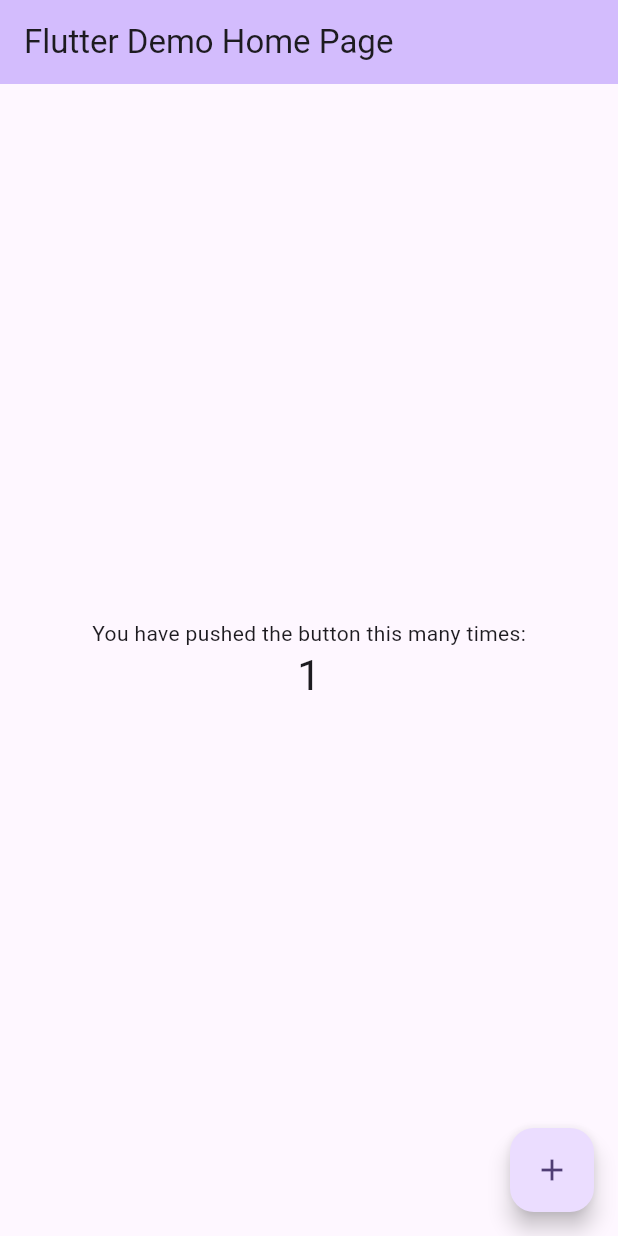
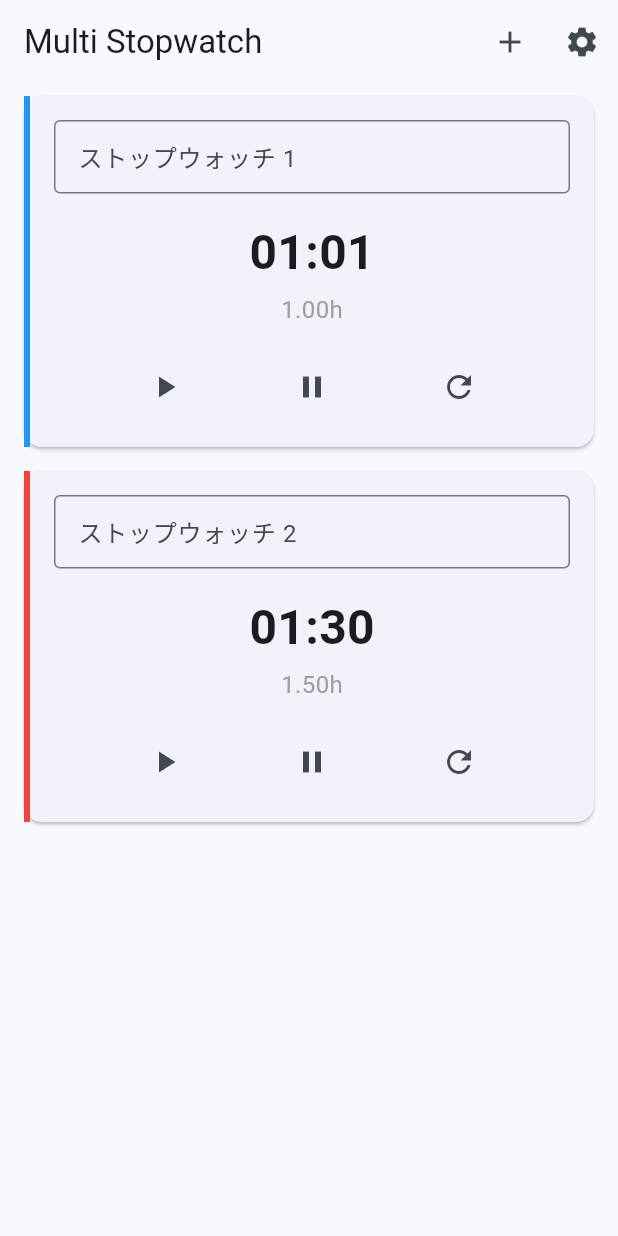
Before and after one commit to takuya040321/multi_stopwatch, a Flutter app: the screen it shows after launch, after a tap on the "add" icon, on a phone screen of 412 x 824 dp. Run offline on Flutter 3.47's test engine with Material 3 defaults, Android fonts, the phone set to English and light mode, and no system bars; our stand-ins replace flutter_riverpod, hive, hive_flutter, shared_preferences; accounts and stored records are empty.

Commit message:
feat: Phase 2基本的なUI実装
- HomeScreenの実装（AppBar、ストップウォッチリスト）
- StopwatchCardウィジェットの実装
- TimeDisplayウィジェットの実装（HH:MM形式、0.25単位表記）
- エージェントカラーシステムの追加（10色）
- main.dartのRiverpod対応
- ダミーデータで2個のストップウォッチを表示

```diff
--- a/lib/main.dart
+++ b/lib/main.dart
@@ -1,122 +1,32 @@
-import 'package:flutter/material.dart';
+/// Multi Stopwatch アプリケーションのエントリーポイント
+library;
+
+import "package:flutter/material.dart";
+import "package:flutter_riverpod/flutter_riverpod.dart";
+import "views/home_screen.dart";
 
 void main() {
-  runApp(const MyApp());
+  runApp(
+    // Riverpodを使用するためProviderScopeでラップ
+    const ProviderScope(
+      child: MyApp(),
+    ),
+  );
 }
 
+/// アプリケーションのルートウィジェット
 class MyApp extends StatelessWidget {
   const MyApp({super.key});
 
-  // This widget is the root of your application.
   @override
   Widget build(BuildContext context) {
     return MaterialApp(
-      title: 'Flutter Demo',
+      title: "Multi Stopwatch",
       theme: ThemeData(
-        // This is the theme of your application.
-        //
-        // TRY THIS: Try running your application with "flutter run". You'll see
-        // the application has a purple toolbar. Then, without quitting the app,
-        // try changing the seedColor in the colorScheme below to Colors.green
-        // and then invoke "hot reload" (save your changes or press the "hot
-        // reload" button in a Flutter-supported IDE, or press "r" if you used
-        // the command line to start the app).
-        //
-        // Notice that the counter didn't reset back to zero; the application
-        // state is not lost during the reload. To reset the state, use hot
-        // restart instead.
-        //
-        // This works for code too, not just values: Most code changes can be
-        // tested with just a hot reload.
-        colorScheme: ColorScheme.fromSeed(seedColor: Colors.deepPurple),
+        colorScheme: ColorScheme.fromSeed(seedColor: Colors.blue),
+        useMaterial3: true,
       ),
-      home: const MyHomePage(title: 'Flutter Demo Home Page'),
+      home: const HomeScreen(),
     );
   }
 }
-
-class MyHomePage extends StatefulWidget {
-  const MyHomePage({super.key, required this.title});
-
-  // This widget is the home page of your application. It is stateful, meaning
-  // that it has a State object (defined below) that contains fields that affect
-  // how it looks.
-
-  // This class is the configuration for the state. It holds the values (in this
-  // case the title) provided by the parent (in this case the App widget) and
-  // used by the build method of the State. Fields in a Widget subclass are
-  // always marked "final".
-
-  final String title;
-
-  @override
-  State<MyHomePage> createState() => _MyHomePageState();
-}
-
-class _MyHomePageState extends State<MyHomePage> {
-  int _counter = 0;
-
-  void _incrementCounter() {
-    setState(() {
-      // This call to setState tells the Flutter framework that something has
-      // changed in this State, which causes it to rerun the build method below
-      // so that the display can reflect the updated values. If we changed
-      // _counter without calling setState(), then the build method would not be
-      // called again, and so nothing would appear to happen.
-      _counter++;
-    });
-  }
-
-  @override
-  Widget build(BuildContext context) {
-    // This method is rerun every time setState is called, for instance as done
-    // by the _incrementCounter method above.
-    //
-    // The Flutter framework has been optimized to make rerunning build methods
-    // fast, so that you can just rebuild anything that needs updating rather
-    // than having to individually change instances of widgets.
-    return Scaffold(
-      appBar: AppBar(
-        // TRY THIS: Try changing the color here to a specific color (to
-        // Colors.amber, perhaps?) and trigger a hot reload to see the AppBar
-        // change color while the other colors stay the same.
-        backgroundColor: Theme.of(context).colorScheme.inversePrimary,
-        // Here we take the value from the MyHomePage object that was created by
-        // the App.build method, and use it to set our appbar title.
-        title: Text(widget.title),
-      ),
-      body: Center(
-        // Center is a layout widget. It takes a single child and positions it
-        // in the middle of the parent.
-        child: Column(
-          // Column is also a layout widget. It takes a list of children and
-          // arranges them vertically. By default, it sizes itself to fit its
-          // children horizontally, and tries to be as tall as its parent.
-          //
-          // Column has various properties to control how it sizes itself and
-          // how it positions its children. Here we use mainAxisAlignment to
-          // center the children vertically; the main axis here is the vertical
-          // axis because Columns are vertical (the cross axis would be
-          // horizontal).
-          //
-          // TRY THIS: Invoke "debug painting" (choose the "Toggle Debug Paint"
-          // action in the IDE, or press "p" in the console), to see the
-          // wireframe for each widget.
-          mainAxisAlignment: MainAxisAlignment.center,
-          children: <Widget>[
-            const Text('You have pushed the button this many times:'),
-            Text(
-              '$_counter',
-              style: Theme.of(context).textTheme.headlineMedium,
-            ),
-          ],
-        ),
-      ),
-      floatingActionButton: FloatingActionButton(
-        onPressed: _incrementCounter,
-        tooltip: 'Increment',
-        child: const Icon(Icons.add),
-      ), // This trailing comma makes auto-formatting nicer for build methods.
-    );
-  }
-}
--- a/lib/utils/constants.dart
+++ b/lib/utils/constants.dart
@@ -24,3 +24,18 @@ const double defaultWindowWidth = 800.0;
 
 /// デフォルトのウィンドウ高さ（ピクセル）
 const double defaultWindowHeight = 800.0;
+
+/// ストップウォッチのエージェントカラーリスト
+/// 各ストップウォッチを識別するための色のリスト（最大10色）
+const agentColors = [
+  0xFF2196F3, // Blue
+  0xFFF44336, // Red
+  0xFF4CAF50, // Green
+  0xFFFF9800, // Orange
+  0xFF9C27B0, // Purple
+  0xFFFFEB3B, // Yellow
+  0xFF00BCD4, // Cyan
+  0xFFE91E63, // Pink
+  0xFF795548, // Brown
+  0xFF607D8B, // Blue Grey
+];
--- /dev/null
+++ b/lib/views/home_screen.dart
@@ -0,0 +1,59 @@
+/// メイン画面
+///
+/// ストップウォッチ一覧を表示し、追加・設定などの操作を提供する
+library;
+
+import "package:flutter/material.dart";
+import "widgets/stopwatch_card.dart";
+
+/// ホーム画面
+class HomeScreen extends StatelessWidget {
+  const HomeScreen({super.key});
+
+  @override
+  Widget build(BuildContext context) {
+    // TODO: Phase 3でProviderから取得
+    // 現時点ではダミーデータを使用
+    final dummyStopwatches = [
+      {"index": 0, "name": "ストップウォッチ 1", "elapsedSeconds": 3665}, // 1時間1分5秒
+      {"index": 1, "name": "ストップウォッチ 2", "elapsedSeconds": 5430}, // 1時間30分30秒
+    ];
+
+    return Scaffold(
+      appBar: AppBar(
+        title: const Text("Multi Stopwatch"),
+        actions: [
+          // 追加ボタン
+          IconButton(
+            icon: const Icon(Icons.add),
+            onPressed: () {
+              // TODO: Phase 3で実装
+              debugPrint("追加ボタンが押されました");
+            },
+            tooltip: "ストップウォッチを追加",
+          ),
+          // 設定ボタン
+          IconButton(
+            icon: const Icon(Icons.settings),
+            onPressed: () {
+              // TODO: Phase 5で実装
+              debugPrint("設定ボタンが押されました");
+            },
+            tooltip: "設定",
+          ),
+        ],
+      ),
+      body: ListView.builder(
+        itemCount: dummyStopwatches.length,
+        itemBuilder: (context, index) {
+          final stopwatch = dummyStopwatches[index];
+          return StopwatchCard(
+            index: stopwatch["index"] as int,
+            name: stopwatch["name"] as String,
+            elapsedSeconds: stopwatch["elapsedSeconds"] as int,
+          );
+        },
+      ),
+    );
+  }
+}
--- /dev/null
+++ b/lib/views/widgets/stopwatch_card.dart
@@ -0,0 +1,112 @@
+/// ストップウォッチカードウィジェット
+///
+/// 個々のストップウォッチを表示するカード型UI
+library;
+
+import "package:flutter/material.dart";
+import "../../utils/constants.dart";
+import "time_display.dart";
+
+/// ストップウォッチカード
+///
+/// [index] ストップウォッチのインデックス（エージェントカラー判定に使用）
+/// [name] ストップウォッチの名称
+/// [elapsedSeconds] 経過秒数
+class StopwatchCard extends StatelessWidget {
+  /// ストップウォッチのインデックス
+  final int index;
+
+  /// ストップウォッチの名称
+  final String name;
+
+  /// 経過秒数
+  final int elapsedSeconds;
+
+  const StopwatchCard({
+    super.key,
+    required this.index,
+    required this.name,
+    required this.elapsedSeconds,
+  });
+
+  @override
+  Widget build(BuildContext context) {
+    // エージェントカラーを取得
+    final agentColor = Color(agentColors[index % agentColors.length]);
+
+    return Card(
+      margin: const EdgeInsets.symmetric(horizontal: 16, vertical: 8),
+      child: IntrinsicHeight(
+        child: Row(
+          crossAxisAlignment: CrossAxisAlignment.stretch,
+          children: [
+            // 左端のエージェントカラー縦線
+            Container(
+              width: 4,
+              color: agentColor,
+            ),
+            // カード本体
+            Expanded(
+              child: Padding(
+                padding: const EdgeInsets.all(16),
+                child: Column(
+                  crossAxisAlignment: CrossAxisAlignment.start,
+                  children: [
+                    // 名称入力欄
+                    TextField(
+                      decoration: InputDecoration(
+                        hintText: name,
+                        border: const OutlineInputBorder(),
+                        isDense: true,
+                      ),
+                      style: const TextStyle(fontSize: 16),
+                    ),
+                    const SizedBox(height: 16),
+                    // 時間表示
+                    Center(
+                      child: TimeDisplay(elapsedSeconds: elapsedSeconds),
+                    ),
+                    const SizedBox(height: 16),
+                    // 操作ボタン
+                    Row(
+                      mainAxisAlignment: MainAxisAlignment.spaceEvenly,
+                      children: [
+                        // 開始ボタン
+                        IconButton(
+                          icon: const Icon(Icons.play_arrow),
+                          onPressed: () {
+                            // TODO: Phase 3で実装
+                            debugPrint("開始ボタンが押されました: $name");
+                          },
+                          tooltip: "開始",
+                        ),
+                        // 停止ボタン
+                        IconButton(
+                          icon: const Icon(Icons.pause),
+                          onPressed: () {
+                            // TODO: Phase 3で実装
+                            debugPrint("停止ボタンが押されました: $name");
+                          },
+                          tooltip: "停止",
+                        ),
+                        // リセットボタン
+                        IconButton(
+                          icon: const Icon(Icons.refresh),
+                          onPressed: () {
+                            // TODO: Phase 3で実装
+                            debugPrint("リセットボタンが押されました: $name");
+                          },
+                          tooltip: "リセット",
+                        ),
+                      ],
+                    ),
+                  ],
+                ),
+              ),
+            ),
+          ],
+        ),
+      ),
+    );
+  }
+}
--- /dev/null
+++ b/lib/views/widgets/time_display.dart
@@ -0,0 +1,46 @@
+/// 経過時間を表示するウィジェット
+///
+/// HH:MM形式と0.25単位の2つの表示形式で時間を表示する
+library;
+
+import "package:flutter/material.dart";
+import "../../utils/time_formatter.dart";
+
+/// 経過時間表示ウィジェット
+///
+/// [elapsedSeconds] 表示する経過秒数
+class TimeDisplay extends StatelessWidget {
+  /// 表示する経過秒数
+  final int elapsedSeconds;
+
+  const TimeDisplay({
+    super.key,
+    required this.elapsedSeconds,
+  });
+
+  @override
+  Widget build(BuildContext context) {
+    return Column(
+      mainAxisSize: MainAxisSize.min,
+      children: [
+        // HH:MM形式の表示
+        Text(
+          formatToHHMM(elapsedSeconds),
+          style: const TextStyle(
+            fontSize: 32,
+            fontWeight: FontWeight.bold,
+          ),
+        ),
+        const SizedBox(height: 4),
+        // 0.25単位の表示
+        Text(
+          "${formatToQuarterHour(elapsedSeconds).toStringAsFixed(2)}h",
+          style: const TextStyle(
+            fontSize: 16,
+            color: Colors.grey,
+          ),
+        ),
+      ],
+    );
+  }
+}
```
